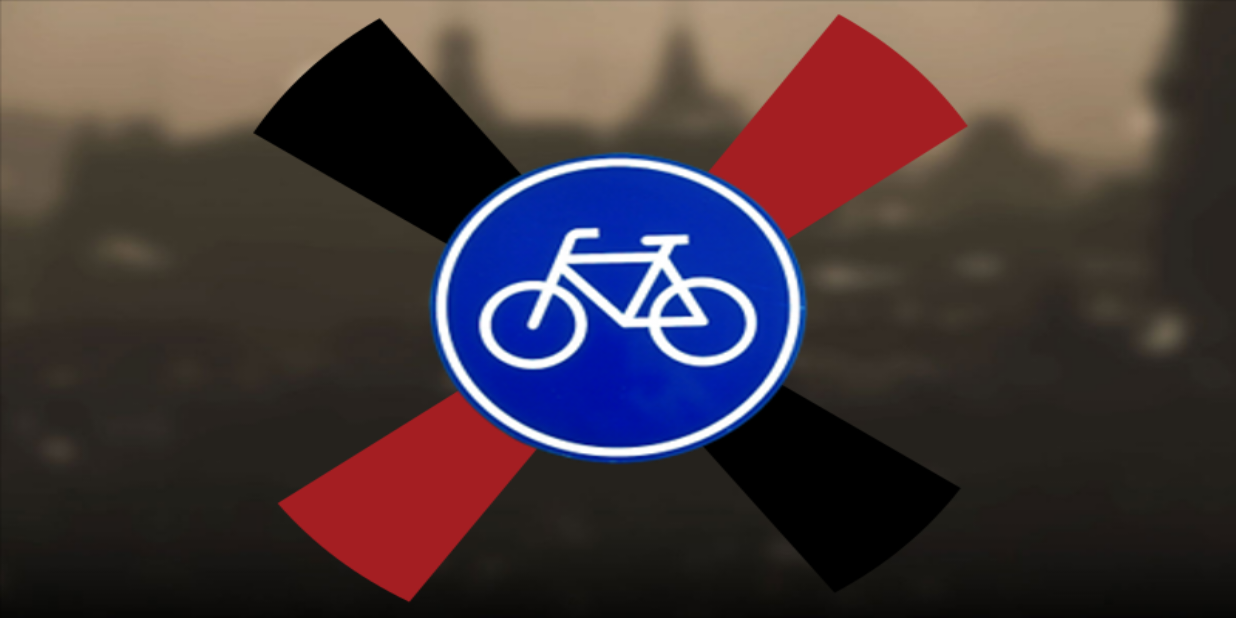
After one commit to hooface/tourdedrupal_android, an Android app: the Splash screen opened directly, with no data from a screen before it, on a phone screen of 824 x 412 dp (held sideways). The commit adds this screen. Run offline under Robolectric (Android 15) with nearby library versions, the phone set to English and light mode, and no system bars.

Commit message:
Added splash screen.

```diff
--- /dev/null
+++ b/src/main/java/com/yanniboi/tourdedrupal/Splash.java
@@ -0,0 +1,42 @@
+package com.yanniboi.tourdedrupal;
+
+import android.app.Activity;
+import android.content.Intent;
+import android.media.MediaPlayer;
+import android.os.Bundle;
+import android.os.Handler;
+
+
+public class Splash extends Activity {
+
+    // Splash screen timer
+    private static int SPLASH_TIME_OUT = 2000;
+
+    @Override
+    protected void onCreate(Bundle savedInstanceState) {
+        super.onCreate(savedInstanceState);
+        setContentView(R.layout.activity_splash);
+        MediaPlayer mp = MediaPlayer.create(getBaseContext(), R.raw.poweroff); /*Gets your
+soundfile from res/raw/sound.ogg */
+        mp.start(); //Starts your sound
+        new Handler().postDelayed(new Runnable() {
+
+            /*
+             * Showing splash screen with a timer. This will be useful when you
+             * want to show case your app logo / company
+             */
+
+            @Override
+            public void run() {
+                // This method will be executed once the timer is over
+                // Start your app main activity
+                Intent i = new Intent(Splash.this, MainActivity.class);
+                startActivity(i);
+
+                // close this activity
+                finish();
+            }
+        }, SPLASH_TIME_OUT);
+    }
+
+}
--- /dev/null
+++ b/src/main/res/layout/activity_splash.xml
@@ -0,0 +1,8 @@
+<RelativeLayout xmlns:android="http://schemas.android.com/apk/res/android"
+    xmlns:tools="http://schemas.android.com/tools"
+    android:layout_width="match_parent"
+    android:layout_height="match_parent"
+    android:background="@drawable/background_image"
+    tools:context="com.yanniboi.tourdedrupal.Splash">
+
+</RelativeLayout>
```
Also changed, not shown: src/main/AndroidManifest.xml (+14 -9 lines), src/main/java/com/yanniboi/tourdedrupal/UserLoginActivity.java (+0 -7 lines), src/main/res/layout/splash.xml (added, +9 -0 lines), src/main/res/menu/login.xml (deleted, +0 -10 lines), src/main/res/menu/splash.xml (added, +9 -0 lines), src/main/res/values/strings.xml (+4 -5 lines), src/main/res/drawable-hdpi/background_image.png (added), 1 other file.
